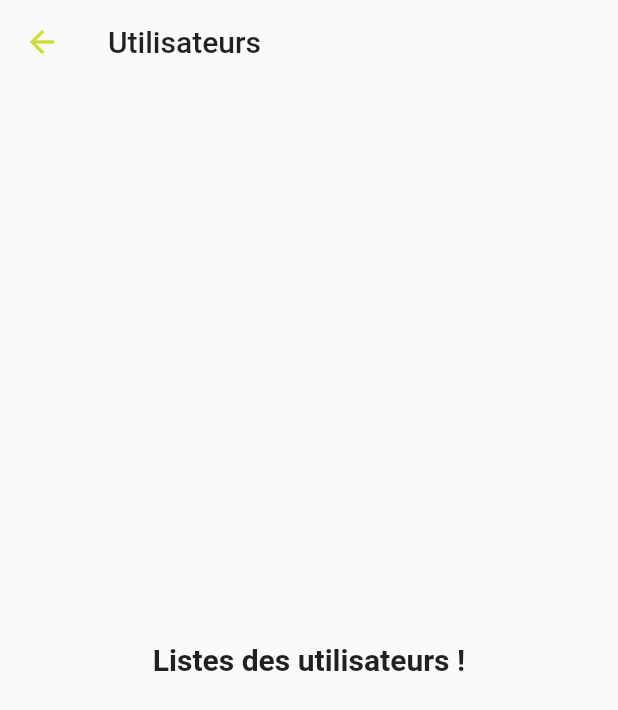
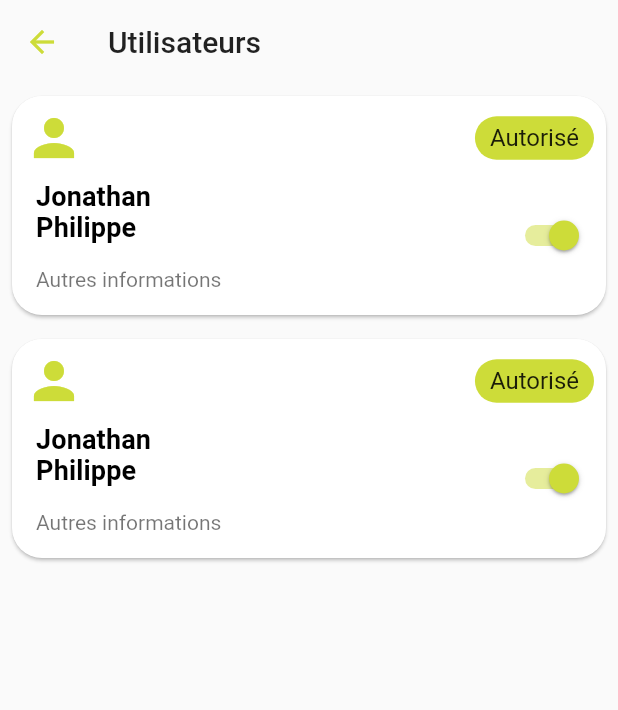
Before and after one commit to philippe-jonathan/AirLux_Application, a Flutter app: the UsersScreen screen opened directly, on a phone screen of 412 x 824 dp. Shown: the top 710 px of the screen. Run offline on Flutter 3.47's test engine with Material 2 defaults, Android fonts, the phone set to English and light mode, and no system bars; our stand-ins replace plugin_platform_interface; missing offline and left inert: functional_data, protobuf.

Commit message:
add users card and possibility of delete card of user

```diff
--- a/airlux/lib/screens/users_screen.dart
+++ b/airlux/lib/screens/users_screen.dart
@@ -1,7 +1,36 @@
+import 'package:airlux/widgets/custom_card.dart';
+import 'package:flutter/gestures.dart';
 import 'package:flutter/material.dart';
 
-class UsersScreen extends StatelessWidget {
+class UsersScreen extends StatefulWidget {
   const UsersScreen({super.key});
+
+  @override
+  UsersScreenState createState() => UsersScreenState();
+}
+
+class UsersScreenState extends State<UsersScreen> {
+  // Tableau des cards
+  List<CustomCard> cards = [
+    CustomCard(
+        icon: Icons.person,
+        outlinedIcon: Icons.person_outline,
+        title: "Jonathan Philippe",
+        subtitle: "Autres informations",
+        pillTextOn: "Autorisé",
+        pillTextOff: "Non autorisé",
+        switchValue: true,
+        onSwitchChanged: (bool) {}),
+    CustomCard(
+        icon: Icons.person,
+        outlinedIcon: Icons.person_outline,
+        title: "Jonathan Philippe",
+        subtitle: "Autres informations",
+        pillTextOn: "Autorisé",
+        pillTextOff: "Non autorisé",
+        switchValue: true,
+        onSwitchChanged: (bool) {}),
+  ];
 
   @override
   Widget build(BuildContext context) {
@@ -10,17 +39,50 @@ class UsersScreen extends StatelessWidget {
         title: const Text('Utilisateurs'),
       ),
       body: SafeArea(
-        child: Center(
-          child: Column(
-            mainAxisAlignment: MainAxisAlignment.center,
-            children: [
-              // Bonjour
-              Text(
-                'Listes des utilisateurs !',
-                style: Theme.of(context).textTheme.titleMedium,
+        child: ListView.builder(
+          itemCount: cards.length,
+          itemBuilder: (BuildContext context, int index) {
+            final card = cards[index];
+            return Dismissible(
+              key: UniqueKey(),
+              direction: DismissDirection.endToStart,
+              onDismissed: (direction) {
+                setState(() {
+                  cards.removeAt(index);
+                });
+                ScaffoldMessenger.of(context).showSnackBar(
+                  SnackBar(
+                    backgroundColor: Colors.lime,
+                    shape: RoundedRectangleBorder(
+                      borderRadius: BorderRadius.circular(10),
+                    ),
+                    content: Text(
+                      'Utilisateur supprimé',
+                      textAlign: TextAlign.center,
+                      style: Theme.of(context).textTheme.titleSmall?.copyWith(
+                            color: Colors.white,
+                          ),
+                    ),
+                  ),
+                );
+              },
+              background: Container(
+                margin: const EdgeInsets.all(8),
+                child: ClipRRect(
+                  borderRadius: BorderRadius.circular(20),
+                  child: Container(
+                    alignment: Alignment.centerRight,
+                    color: Colors.red,
+                    child: const Padding(
+                      padding: EdgeInsets.only(right: 16.0),
+                      child: Icon(Icons.delete, color: Colors.white),
+                    ),
+                  ),
+                ),
               ),
-            ],
-          ),
+              child: card,
+            );
+          },
         ),
       ),
     );
--- a/airlux/lib/widgets/custom_card.dart
+++ b/airlux/lib/widgets/custom_card.dart
@@ -8,8 +8,8 @@ class CustomCard extends StatefulWidget {
   final String pillTextOn;
   final String pillTextOff;
   final bool switchValue;
-  final String building;
-  final String room;
+  final String? building;
+  final String? room;
   final Function(bool) onSwitchChanged;
 
   const CustomCard({
@@ -21,8 +21,8 @@ class CustomCard extends StatefulWidget {
     required this.pillTextOn,
     required this.pillTextOff,
     required this.switchValue,
-    required this.building,
-    required this.room,
+    this.building,
+    this.room,
     required this.onSwitchChanged,
   });
 
```
Also changed, not shown: airlux/pubspec.lock, 2 other files.
